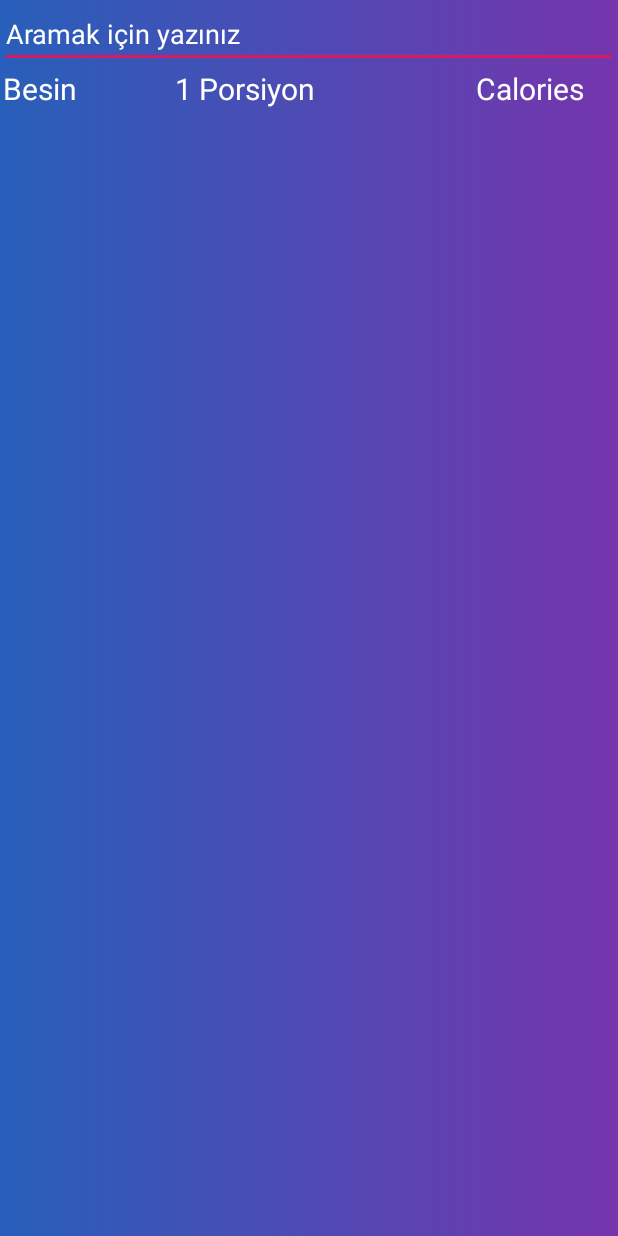
After one commit to gazihandemir/DiyetliTatlar, an Android app: the CalculationsActivity screen opened directly, with no data from a screen before it, on a phone screen of 412 x 824 dp. The commit adds this screen. Run offline under Robolectric (Android 15) with nearby library versions, the phone set to English and light mode, and no system bars.

Commit message:
02.03.2020

```diff
--- a/app/build.gradle
+++ b/app/build.gradle
@@ -46,4 +46,7 @@ dependencies {
     implementation 'com.google.firebase:firebase-auth:19.2.0'
     implementation 'com.google.firebase:firebase-storage:19.1.1'
     implementation 'com.google.firebase:firebase-database:19.2.1'
+    implementation 'androidx.appcompat:appcompat:1.1.0'
+    implementation 'androidx.constraintlayout:constraintlayout:1.1.3'
+    implementation 'androidx.legacy:legacy-support-v4:1.0.0'
 }
--- a/app/src/main/AndroidManifest.xml
+++ b/app/src/main/AndroidManifest.xml
@@ -2,7 +2,8 @@
 <manifest xmlns:android="http://schemas.android.com/apk/res/android"
     package="com.example.girisekran">
 
-    <uses-permission android:name="android.permission.READ_EXTERNAL_STORAGE"></uses-permission>
+    <uses-permission android:name="android.permission.READ_EXTERNAL_STORAGE" />
+
     <application
         android:allowBackup="true"
         android:icon="@mipmap/ic_launcher"
@@ -10,7 +11,8 @@
         android:roundIcon="@mipmap/ic_launcher_round"
         android:supportsRtl="true"
         android:theme="@style/AppTheme">
-        <activity android:name=".Activity.ProfileActivity"></activity>
+        <activity android:name=".Activity.CalculationsActivity"></activity>
+        <activity android:name=".Activity.ProfileActivity" />
         <activity android:name=".Activity.AkisActivity" />
         <activity android:name=".Hesaplamalar.GunlukSuMiktariHesaplama" />
         <activity android:name=".Hesaplamalar.AGEActivity" />
--- /dev/null
+++ b/app/src/main/java/com/example/girisekran/Activity/CalculationsActivity.java
@@ -0,0 +1,57 @@
+package com.example.girisekran.Activity;
+
+import android.content.Intent;
+import android.os.Bundle;
+import android.view.MenuItem;
+
+import androidx.annotation.NonNull;
+import androidx.appcompat.app.ActionBarDrawerToggle;
+import androidx.appcompat.app.AppCompatActivity;
+import androidx.appcompat.widget.Toolbar;
+import androidx.core.view.GravityCompat;
+import androidx.drawerlayout.widget.DrawerLayout;
+
+import com.example.girisekran.Fragments.CalculationsActivityBesinlerCaloriesFragment;
+import com.example.girisekran.R;
+import com.google.android.material.navigation.NavigationView;
+
+public class CalculationsActivity extends AppCompatActivity implements NavigationView.OnNavigationItemSelectedListener {
+    NavigationView navigationView;
+    Toolbar toolbar;
+    DrawerLayout drawerLayout;
+
+    @Override
+    protected void onCreate(Bundle savedInstanceState) {
+        super.onCreate(savedInstanceState);
+        setContentView(R.layout.activity_calculations);
+        navigationView = findViewById(R.id.CalculationsActivityNavView);
+        toolbar = findViewById(R.id.toolbarCalculations);
+        setSupportActionBar(toolbar);
+        navigationView.setNavigationItemSelectedListener(this);
+        drawerLayout = findViewById(R.id.CalculationsActivityDraverLayout);
+        ActionBarDrawerToggle toggle = new ActionBarDrawerToggle(
+                this, drawerLayout, toolbar, R.string.navigation_drawer_open, R.string.navigation_drawer_close);
+        drawerLayout.addDrawerListener(toggle);
+        toggle.syncState();
+        if (savedInstanceState == null) {
+            getSupportFragmentManager().beginTransaction()
+                    .replace(R.id.fragment_conteiner_cal, new CalculationsActivityBesinlerCaloriesFragment()).commit();
+            navigationView.setCheckedItem(R.id.calculationsActivitiyBesinKalorileri);
+        }
+    }
+
+    @Override
+    public boolean onNavigationItemSelected(@NonNull MenuItem menuItem) {
+        switch (menuItem.getItemId()) {
+            case R.id.calculationsActivitiyBesinKalorileri:
+                getSupportFragmentManager().beginTransaction().replace(R.id.fragment_conteiner_cal,
+                        new CalculationsActivityBesinlerCaloriesFragment()).commit();
+                break;
+            case R.id.calculationsActivitiyAnasayfa:
+                Intent intent = new Intent(getApplicationContext(), AkisActivity.class);
+                startActivity(intent);
+        }
+        drawerLayout.closeDrawer(GravityCompat.START);
+        return true;
+    }
+}
--- /dev/null
+++ b/app/src/main/java/com/example/girisekran/Fragments/CalculationsActivityBesinlerCaloriesFragment.java
@@ -0,0 +1,29 @@
+package com.example.girisekran.Fragments;
+
+import android.os.Bundle;
+import android.view.LayoutInflater;
+import android.view.View;
+import android.view.ViewGroup;
+
+import androidx.fragment.app.Fragment;
+
+import com.example.girisekran.R;
+
+
+/**
+ * A simple {@link Fragment} subclass.
+ */
+public class CalculationsActivityBesinlerCaloriesFragment extends Fragment {
+
+    public CalculationsActivityBesinlerCaloriesFragment() {
+        // Required empty public constructor
+    }
+
+
+    @Override
+    public View onCreateView(LayoutInflater inflater, ViewGroup container,
+                             Bundle savedInstanceState) {
+        View rootView = inflater.inflate(R.layout.fragment_calculations_activity_besinler_calories, container, false);
+        return rootView;
+    }
+}
--- /dev/null
+++ b/app/src/main/res/drawable/ic_anasayfa.xml
@@ -0,0 +1,9 @@
+<vector xmlns:android="http://schemas.android.com/apk/res/android"
+        android:width="24dp"
+        android:height="24dp"
+        android:viewportWidth="24.0"
+        android:viewportHeight="24.0">
+    <path
+        android:fillColor="#FF000000"
+        android:pathData="M10,20v-6h4v6h5v-8h3L12,3 2,12h3v8z"/>
+</vector>
--- /dev/null
+++ b/app/src/main/res/drawable/ic_calories.xml
@@ -0,0 +1,12 @@
+<vector xmlns:android="http://schemas.android.com/apk/res/android"
+        android:width="24dp"
+        android:height="24dp"
+        android:viewportWidth="24.0"
+        android:viewportHeight="24.0">
+    <path
+        android:pathData="M8.55,12c-1.07,-0.71 -2.25,-1.27 -3.53,-1.61 1.28,0.34 2.46,0.9 3.53,1.61zM18.98,10.39c-1.29,0.34 -2.49,0.91 -3.57,1.64 1.08,-0.73 2.28,-1.3 3.57,-1.64z"
+        android:fillColor="#607D8B"/>
+    <path
+        android:fillColor="#FF000000"
+        android:pathData="M15.49,9.63c-0.18,-2.79 -1.31,-5.51 -3.43,-7.63 -2.14,2.14 -3.32,4.86 -3.55,7.63 1.28,0.68 2.46,1.56 3.49,2.63 1.03,-1.06 2.21,-1.94 3.49,-2.63zM8.99,12.28c-0.14,-0.1 -0.3,-0.19 -0.45,-0.29 0.15,0.11 0.31,0.19 0.45,0.29zM15.41,12.03c-0.13,0.09 -0.27,0.16 -0.4,0.26 0.13,-0.1 0.27,-0.17 0.4,-0.26zM12,15.45C9.85,12.17 6.18,10 2,10c0,5.32 3.36,9.82 8.03,11.49 0.63,0.23 1.29,0.4 1.97,0.51 0.68,-0.12 1.33,-0.29 1.97,-0.51C18.64,19.82 22,15.32 22,10c-4.18,0 -7.85,2.17 -10,5.45z"/>
+</vector>
--- /dev/null
+++ b/app/src/main/res/layout/activity_calculations.xml
@@ -0,0 +1,55 @@
+<?xml version="1.0" encoding="utf-8"?>
+<androidx.constraintlayout.widget.ConstraintLayout xmlns:android="http://schemas.android.com/apk/res/android"
+    xmlns:app="http://schemas.android.com/apk/res-auto"
+    xmlns:tools="http://schemas.android.com/tools"
+    android:layout_width="match_parent"
+    android:layout_height="match_parent"
+    tools:context=".Activity.CalculationsActivity">
+
+
+
+    <androidx.drawerlayout.widget.DrawerLayout
+        android:id="@+id/CalculationsActivityDraverLayout"
+        android:layout_width="match_parent"
+        android:layout_height="match_parent"
+        android:fitsSystemWindows="true"
+        tools:context=".Activity.CalculationsActivity"
+        tools:openDrawer="start">
+
+        <LinearLayout
+            android:layout_width="match_parent"
+            android:layout_height="match_parent"
+            android:orientation="vertical">
+
+            <androidx.appcompat.widget.Toolbar
+                android:id="@+id/toolbarCalculations"
+                android:layout_width="match_parent"
+                android:layout_height="0dp"
+                android:background="@color/colorPrimary"
+
+                android:elevation="4dp"
+                android:theme="@style/ThemeOverlay.AppCompat.Dark.ActionBar"
+                app:popupTheme="@style/ThemeOverlay.AppCompat.Light"></androidx.appcompat.widget.Toolbar>
+
+            <FrameLayout
+                android:id="@+id/fragment_conteiner_cal"
+                android:layout_width="match_parent"
+                android:layout_height="match_parent" />
+
+
+        </LinearLayout>
+
+        <com.google.android.material.navigation.NavigationView
+            android:id="@+id/CalculationsActivityNavView"
+            android:layout_width="wrap_content"
+            android:layout_height="match_parent"
+            android:layout_gravity="start"
+            android:background="@drawable/background2"
+            app:headerLayout="@layout/calculations_nav_header"
+            app:menu="@menu/calculations_menu"
+
+            />
+
+
+    </androidx.drawerlayout.widget.DrawerLayout>
+</androidx.constraintlayout.widget.ConstraintLayout>
--- /dev/null
+++ b/app/src/main/res/layout/fragment_calculations_activity_besinler_calories.xml
@@ -0,0 +1,73 @@
+<?xml version="1.0" encoding="utf-8"?>
+<LinearLayout xmlns:android="http://schemas.android.com/apk/res/android"
+    xmlns:tools="http://schemas.android.com/tools"
+    android:layout_width="match_parent"
+    android:layout_height="match_parent"
+    android:background="@drawable/background"
+    android:orientation="vertical"
+    tools:context=".Fragments.CalculationsActivityBesinlerCaloriesFragment">
+
+    <LinearLayout
+        android:id="@+id/calUst"
+        android:layout_width="match_parent"
+
+        android:layout_height="wrap_content">
+
+        <EditText
+            android:layout_width="match_parent"
+            android:layout_height="match_parent"
+            android:hint="Aramak için yazınız "
+            android:textColor="@color/whiteTextColor"
+            android:textColorHint="@color/whiteTextColor" />
+    </LinearLayout>
+
+    <LinearLayout
+        android:layout_width="match_parent"
+        android:layout_height="wrap_content"
+        android:orientation="horizontal">
+
+        <TextView
+            android:layout_width="wrap_content"
+            android:layout_height="match_parent"
+            android:text="Besin"
+            android:layout_marginLeft="2dp"
+            android:layout_marginRight="2dp"
+            android:layout_weight="3"
+            android:textColor="@color/whiteTextColor"
+            android:textSize="20sp"
+            />
+        <TextView
+            android:layout_width="wrap_content"
+            android:layout_height="match_parent"
+            android:text="1 Porsiyon"
+            android:layout_weight="5"
+            android:layout_marginLeft="2dp"
+            android:layout_marginRight="2dp"
+            android:textColor="@color/whiteTextColor"
+            android:textSize="20sp"
+            />
+        <TextView
+            android:layout_width="wrap_content"
+            android:layout_height="match_parent"
+            android:text="Calories"
+            android:layout_marginLeft="2dp"
+            android:layout_marginRight="2dp"
+            android:layout_weight="1"
+            android:textColor="@color/whiteTextColor"
+            android:textSize="20sp"
+            />
+
+    </LinearLayout>
+
+    <LinearLayout
+        android:id="@+id/calAlt"
+        android:layout_width="match_parent"
+        android:layout_height="match_parent">
+
+        <androidx.recyclerview.widget.RecyclerView
+            android:id="@+id/CalculationsActivitiyBesinlerCaloriesRecyclerView"
+            android:layout_width="match_parent"
+            android:layout_height="match_parent" />
+    </LinearLayout>
+
+</LinearLayout>
--- /dev/null
+++ b/app/src/main/res/menu/calculations_menu.xml
@@ -0,0 +1,36 @@
+<?xml version="1.0" encoding="utf-8"?>
+<menu xmlns:android="http://schemas.android.com/apk/res/android"
+    xmlns:tools="http://schemas.android.com/tools"
+
+    tools:showIn="navigation_view">
+    <group android:checkableBehavior="single">
+
+        <item
+            android:id="@+id/calculationsActivitiyBesinKalorileri"
+            android:icon="@drawable/ic_calories"
+            android:title="Besin Kalorileri" />
+        <item
+            android:id="@+id/calculationsActivitiyAnasayfa"
+            android:icon="@drawable/ic_anasayfa"
+            android:title="Ana Sayfa" />
+    </group>
+
+
+    <item android:title="Yardım">
+        <menu>
+
+            <item
+                android:id="@+id/CalculationsActivityKafamKarisiyor"
+                android:icon="@drawable/ic_profile_activity_kafam_karisti"
+                android:title="Sayfa Kafamı Karıştırdı !" />
+            <item
+                android:id="@+id/CalculationsActivitySss"
+                android:icon="@drawable/ic_profile_activity_sikca_sorular"
+                android:title="Sıkça Sorulan Sorular" />
+            <item
+                android:id="@+id/CalculationsActivitiyİletisim"
+                android:icon="@drawable/ic_profile_activity_iletisim"
+                android:title="İletişim" />
+        </menu>
+    </item>
+</menu>
```
Also changed, not shown: app/src/main/java/com/example/girisekran/Activity/AkisActivity.java (+6 -9 lines), app/src/main/java/com/example/girisekran/Adapter/BesinCaloriesAdapter.java (added, +63 -0 lines), app/src/main/java/com/example/girisekran/Class/BesinCalories.java (added, +44 -0 lines), app/src/main/java/com/example/girisekran/Fragments/DenemeFragment2.java (deleted, +0 -35 lines), app/src/main/res/layout/calculations_activity_besinler_calories_tek_layout.xml (added, +39 -0 lines), app/src/main/res/layout/calculations_nav_header.xml (added, +33 -0 lines), app/src/main/res/layout/fragment_deneme_fragment2.xml (deleted, +0 -16 lines), app/src/main/res/layout/profile_menu_get.xml (deleted, +0 -46 lines).
